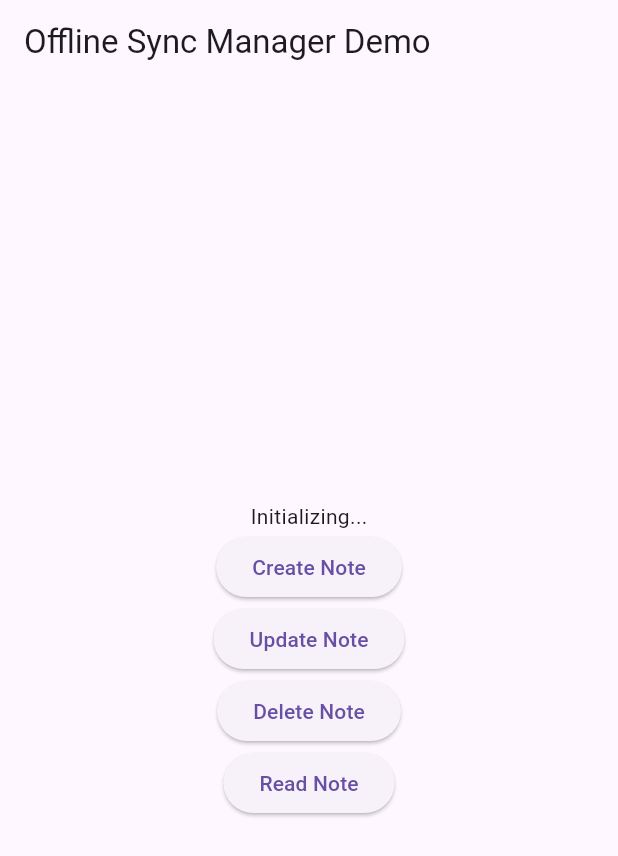
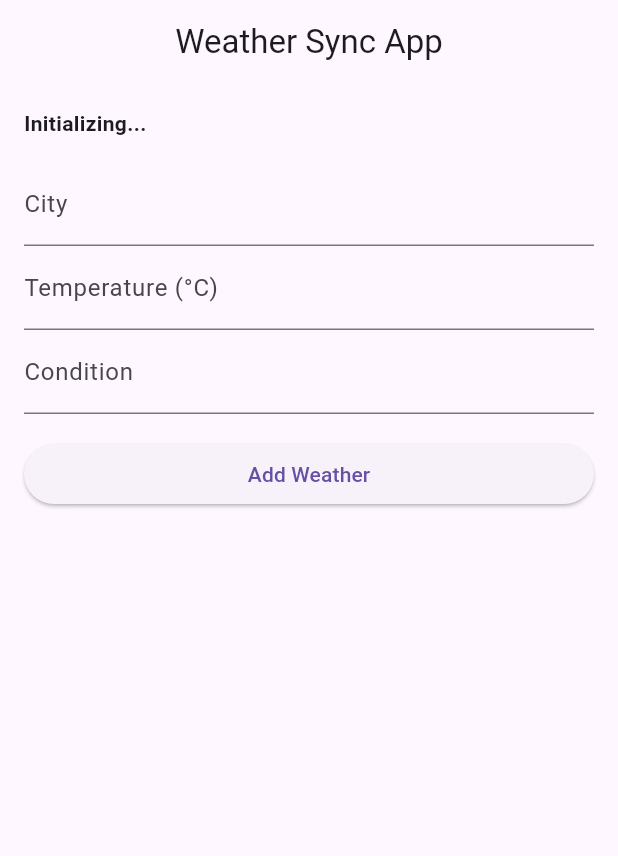
Before and after one commit to santhosh-ceo/offline_sync_manager, a Flutter app: the screen it shows after launch, on a phone screen of 412 x 824 dp. Shown: the top 856 px of the screen. Run offline on Flutter 3.47's test engine with Material 3 defaults, Android fonts, the phone set to English and light mode, and no system bars; our stand-ins replace connectivity_plus, hive_flutter; accounts and stored records are empty.

Commit message:
updated example app

```diff
--- a/example/lib/main.dart
+++ b/example/lib/main.dart
@@ -3,20 +3,24 @@ import 'package:offline_sync_manager/offline_sync_manager.dart';
 
 void main() async {
   WidgetsFlutterBinding.ensureInitialized();
-  runApp(const MyApp());
+  runApp(const WeatherApp());
 }
 
-class MyApp extends StatefulWidget {
-  const MyApp({super.key});
+class WeatherApp extends StatefulWidget {
+  const WeatherApp({super.key});
 
   @override
-  State<MyApp> createState() => _MyAppState();
+  State<WeatherApp> createState() => _WeatherAppState();
 }
 
-class _MyAppState extends State<MyApp> {
+class _WeatherAppState extends State<WeatherApp> {
   late OfflineSyncManager syncManager;
   bool _isInitialized = false;
-  String _status = 'Initializing...';
+  String _syncStatus = 'Initializing...';
+  final TextEditingController _cityController = TextEditingController();
+  final TextEditingController _tempController = TextEditingController();
+  final TextEditingController _conditionController = TextEditingController();
+  List<Map<String, dynamic>> _weatherData = [];
 
   @override
   void initState() {
@@ -30,68 +34,120 @@ class _MyAppState extends State<MyApp> {
     );
     syncManager.syncEvents.listen((event) {
       setState(() {
-        _status = 'Status: ${event.status} - ${event.message ?? ''}';
+        _syncStatus = 'Sync: ${event.status} - ${event.message ?? ''}';
       });
+      _loadWeatherData();
     });
     setState(() {
       _isInitialized = true;
+    });
+    _loadWeatherData();
+  }
+
+  Future<void> _loadWeatherData() async {
+    // Simulate reading all weather data from Hive
+    final box = syncManager.read;
+    final data = <Map<String, dynamic>>[];
+    // Note: Hive doesn't provide a direct way to list all keys, so assume IDs are known or stored separately
+    // For simplicity, we'll use a predefined list of IDs or extend the plugin to store keys
+    for (var i = 1; i <= 10; i++) {
+      final item = await box('weather', i.toString());
+      if (item != null) data.add(item);
+    }
+    setState(() {
+      _weatherData = data;
     });
   }
 
   @override
   Widget build(BuildContext context) {
     return MaterialApp(
+      theme: ThemeData(primarySwatch: Colors.blue),
       home: Scaffold(
-        appBar: AppBar(title: const Text('Offline Sync Manager Demo')),
+        appBar: AppBar(
+          title: const Text('Weather Sync App'),
+          centerTitle: true,
+        ),
         body: _isInitialized
-            ? Center(
+            ? Padding(
+          padding: const EdgeInsets.all(16.0),
           child: Column(
-            mainAxisAlignment: MainAxisAlignment.center,
+            crossAxisAlignment: CrossAxisAlignment.stretch,
             children: [
-              Text(_status),
+              Text(_syncStatus, style: const TextStyle(fontWeight: FontWeight.bold)),
+              const SizedBox(height: 16),
+              TextField(
+                controller: _cityController,
+                decoration: const InputDecoration(labelText: 'City'),
+              ),
+              TextField(
+                controller: _tempController,
+                decoration: const InputDecoration(labelText: 'Temperature (°C)'),
+                keyboardType: TextInputType.number,
+              ),
+              TextField(
+                controller: _conditionController,
+                decoration: const InputDecoration(labelText: 'Condition'),
+              ),
+              const SizedBox(height: 16),
               ElevatedButton(
                 onPressed: () async {
+                  final id = DateTime.now().millisecondsSinceEpoch.toString();
                   await syncManager.create(
-                    collection: 'notes',
+                    collection: 'weather',
                     data: {
-                      'id': '1',
-                      'title': 'Test Note',
-                      'content': 'This is a test note.',
+                      'id': id,
+                      'city': _cityController.text,
+                      'temperature': double.parse(_tempController.text),
+                      'condition': _conditionController.text,
+                    },
+                  );
+                  _cityController.clear();
+                  _tempController.clear();
+                  _conditionController.clear();
+                },
+                child: const Text('Add Weather'),
+              ),
+              const SizedBox(height: 16),
+              Expanded(
+                child: ListView.builder(
+                  itemCount: _weatherData.length,
+                  itemBuilder: (context, index) {
+                    final data = _weatherData[index];
+                    return ListTile(
+                      title: Text('${data['city']} - ${data['condition']}'),
+                      subtitle: Text('Temp: ${data['temperature']}°C'),
+                      trailing: Row(
+                        mainAxisSize: MainAxisSize.min,
+                        children: [
+                          IconButton(
+                            icon: const Icon(Icons.edit),
+                            onPressed: () async {
+                              await syncManager.update(
+                                collection: 'weather',
+                                data: {
+                                  'id': data['id'],
+                                  'city': data['city'],
+                                  'temperature': data['temperature'] + 1.0,
+                                  'condition': 'Updated',
                                 },
                               );
                             },
-                child: const Text('Create Note'),
                           ),
-              ElevatedButton(
+                          IconButton(
+                            icon: const Icon(Icons.delete),
                             onPressed: () async {
-                  await syncManager.update(
-                    collection: 'notes',
-                    data: {
-                      'id': '1',
-                      'title': 'Updated Note',
-                      'content': 'This is an updated note.',
-                    },
+                              await syncManager.delete(
+                                collection: 'weather',
+                                id: data['id'],
                               );
                             },
-                child: const Text('Update Note'),
                           ),
-              ElevatedButton(
-                onPressed: () async {
-                  await syncManager.delete(
-                    collection: 'notes',
-                    id: '1',
+                        ],
+                      ),
                     );
                   },
-                child: const Text('Delete Note'),
                 ),
-              ElevatedButton(
-                onPressed: () async {
-                  final data = await syncManager.read('notes', '1');
-                  setState(() {
-                    _status = 'Read: ${data?.toString() ?? 'No data'}';
-                  });
-                },
-                child: const Text('Read Note'),
               ),
             ],
           ),
@@ -104,6 +160,9 @@ class _MyAppState extends State<MyApp> {
   @override
   void dispose() {
     syncManager.dispose();
+    _cityController.dispose();
+    _tempController.dispose();
+    _conditionController.dispose();
     super.dispose();
   }
 }
```
Also changed, not shown: 1 other file. Lines whose indentation alone changed are shown as unchanged.
